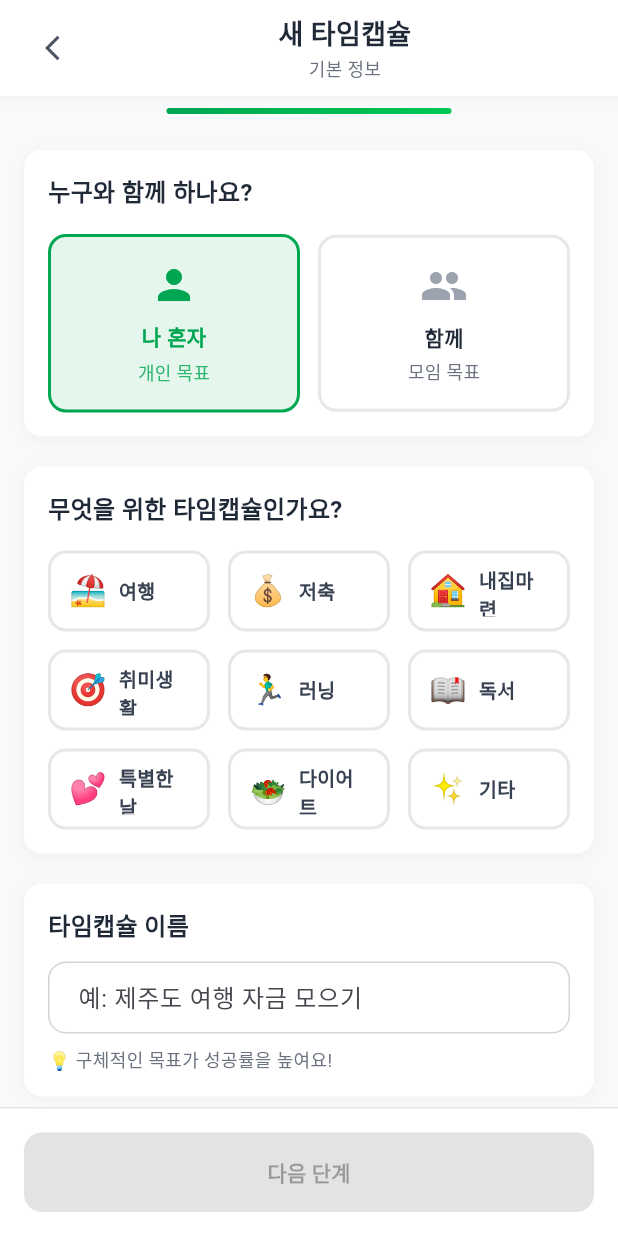
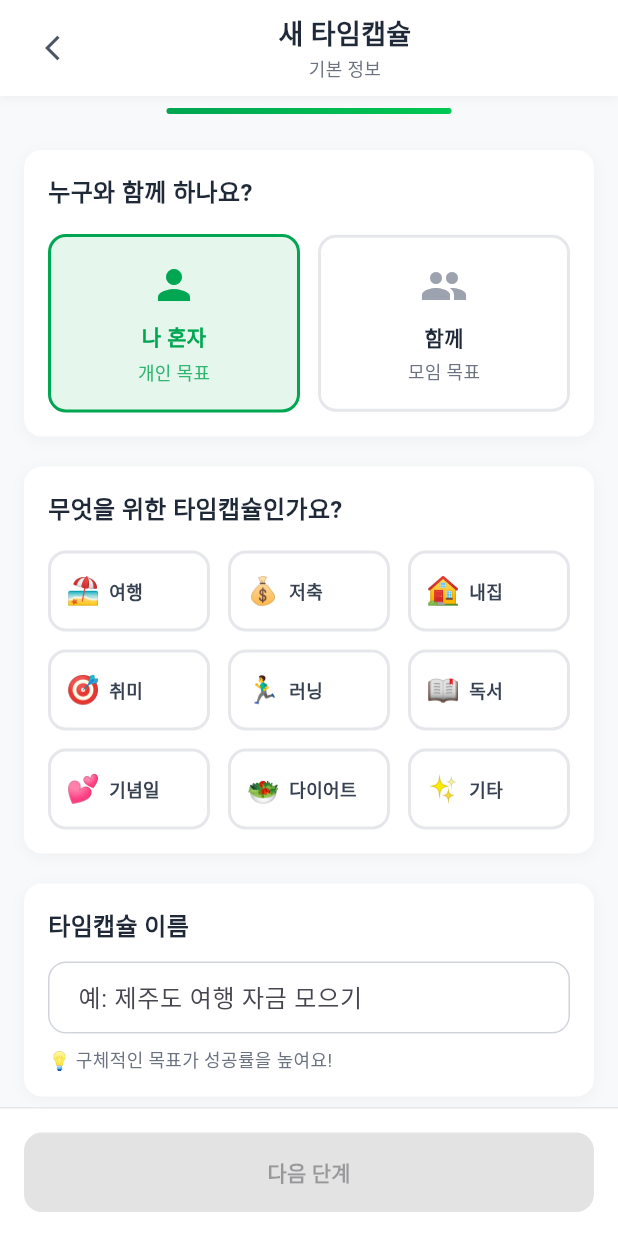
Before and after one commit to Sqaure-JE/NH-time-capsule_v3, a Flutter app: the CapsuleCreateScreen screen opened directly, on a phone screen of 412 x 824 dp. Run offline on Flutter 3.47's test engine with Material 3 defaults, Android fonts, the phone set to English and light mode, and no system bars; our stand-ins replace image_picker; accounts and stored records are empty; Roboto replaces fonts that are missing (Pretendard).

Commit message:
Optimize mobile text display and layout
 Category Selection Mobile Optimization:
- Shortened category names for mobile display
- 내집마련  내집 (4글자  2글자)
- 취미생활  취미 (4글자  2글자)
- 특별한날  기념일 (4글자  3글자)
- 공동구매  공구 (4글자  2글자)

 UI Layout Improvements:
- Reduced font sizes: icon 20px18px, text 13px12px
- Optimized padding: 12px10px horizontal
- Added text overflow handling (ellipsis)
- Improved mobile touch experience

 Monthly Analysis Screen Fixes:
- Fixed NH미미카드 text wrapping issue
- Added maxLines: 1 and overflow: ellipsis
- Reduced benefit text size: 12px11px
- Updated benefit text: '오전 5~9시'  '오전5~9시' (space removal)

Benefits:
- Better mobile readability and layout
- No more text wrapping on small screens
- Consistent 2-3 character category names
- Improved user experience across all devices

```diff
--- a/lib/screens/analysis/monthly_character_analysis_screen.dart
+++ b/lib/screens/analysis/monthly_character_analysis_screen.dart
@@ -166,7 +166,7 @@ class _MonthlyCharacterAnalysisScreenState
         'type': '카드상품',
         'name': 'NH미미카드',
         'description': '아침을 먹는 사람들을 위한 아침 할인카드',
-        'benefit': '오전 5~9시 음식점 50% 청구할인',
+        'benefit': '오전5~9시 음식점 50%청구할인',
         'reason': '식비 절약 패턴을 보이고 있어 아침식사 할인 혜택이 도움될 것 같아요',
         'icon': '🌅',
       },
@@ -1076,6 +1076,8 @@ class _MonthlyCharacterAnalysisScreenState
                                     fontSize: 16,
                                     color: NHColors.gray800,
                                   ),
+                                  maxLines: 1,
+                                  overflow: TextOverflow.ellipsis,
                                 ),
                                 const SizedBox(height: 4),
                                 Container(
@@ -1131,10 +1133,12 @@ class _MonthlyCharacterAnalysisScreenState
                               child: Text(
                                 recommendation['benefit'],
                                 style: const TextStyle(
-                                  fontSize: 12,
+                                  fontSize: 11,
                                   color: NHColors.orange,
                                   fontWeight: FontWeight.bold,
                                 ),
+                                maxLines: 1,
+                                overflow: TextOverflow.ellipsis,
                               ),
                             ),
                         ],
--- a/lib/screens/capsule/capsule_create_screen.dart
+++ b/lib/screens/capsule/capsule_create_screen.dart
@@ -350,26 +350,28 @@ class _CapsuleCreateScreenState extends State<CapsuleCreateScreen> {
                     ),
                   ),
                   child: Padding(
-                    padding:
-                        const EdgeInsets.symmetric(horizontal: 12, vertical: 8),
+                    padding: const EdgeInsets.symmetric(
+                        horizontal: 10, vertical: 10),
                     child: Row(
                       children: [
                         Text(
                           category['icon'] as String,
-                          style: const TextStyle(fontSize: 20),
+                          style: const TextStyle(fontSize: 18),
                         ),
-                        const SizedBox(width: 8),
+                        const SizedBox(width: 6),
                         Expanded(
                           child: Text(
                             category['name'] as String,
                             style: TextStyle(
-                              fontSize: 13,
+                              fontSize: 12,
                               fontWeight: FontWeight.w600,
                               color: isSelected
                                   ? Color(category['color'] as int)
                                   : NHColors.gray700,
                             ),
                             textAlign: TextAlign.left,
+                            maxLines: 1,
+                            overflow: TextOverflow.ellipsis,
                           ),
                         ),
                       ],
--- a/lib/utils/constants.dart
+++ b/lib/utils/constants.dart
@@ -56,11 +56,11 @@ class AppConstants {
       'name': '저축',
       'color': 0xFF00A651,
     },
-    'home': {'id': 'home', 'icon': '🏠', 'name': '내집마련', 'color': 0xFF9B59B6},
+    'home': {'id': 'home', 'icon': '🏠', 'name': '내집', 'color': 0xFF9B59B6},
     'lifestyle': {
       'id': 'lifestyle',
       'icon': '🎯',
-      'name': '취미생활',
+      'name': '취미',
       'color': 0xFFFF9800,
     },
     'running': {
@@ -78,7 +78,7 @@ class AppConstants {
     'relationship': {
       'id': 'relationship',
       'icon': '💕',
-      'name': '특별한날',
+      'name': '기념일',
       'color': 0xFFE91E63,
     },
     'diet': {
@@ -100,19 +100,19 @@ class AppConstants {
     'lifestyle': {
       'id': 'lifestyle',
       'icon': '🎯',
-      'name': '취미생활',
+      'name': '취미',
       'color': 0xFFFF9800,
     },
     'relationship': {
       'id': 'relationship',
       'icon': '💕',
-      'name': '특별한날',
+      'name': '모임',
       'color': 0xFFE91E63,
     },
     'groupbuy': {
       'id': 'groupbuy',
       'icon': '🛒',
-      'name': '공동구매',
+      'name': '공구',
       'color': 0xFF00A651,
     },
     'anniversary': {
```
